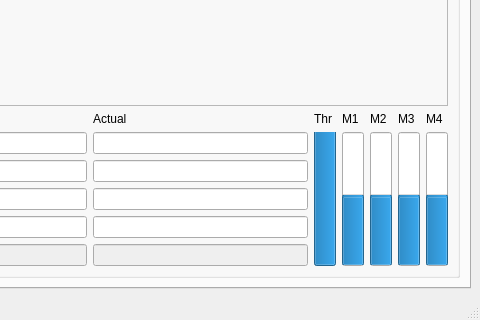
The window that sidan/Ui_main_G.ui (ninfeion/BBflight_clients_python_go) describes before a commit, drawn with Qt 5; both pictures show x 431 to 911 and y 439 to 759 of the 911 by 759 pixel window.
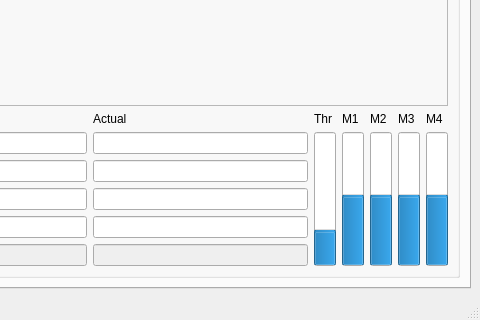
The same window after the commit. The open tabs and pages were chosen to show the change. Icons and pictures are not drawn.

Diff of the .ui file:
```diff
--- a/sidan/Ui_main_G.ui
+++ b/sidan/Ui_main_G.ui
@@ -448,21 +448,9 @@
                <item>
                 <layout class="QHBoxLayout" name="horizontalLayout_2_2_2">
                  <item>
-                  <widget class="QProgressBar" name="Thr_progressBar">
-                   <property name="enabled">
-                    <bool>true</bool>
-                   </property>
-                   <property name="sizePolicy">
-                    <sizepolicy hsizetype="Fixed" vsizetype="Preferred">
-                     <horstretch>0</horstretch>
-                     <verstretch>0</verstretch>
-                    </sizepolicy>
-                   </property>
+                  <widget class="QProgressBar" name="progressBar">
                    <property name="value">
-                    <number>100</number>
-                   </property>
-                   <property name="textVisible">
-                    <bool>false</bool>
+                    <number>24</number>
                    </property>
                    <property name="orientation">
                     <enum>Qt::Vertical</enum>
```
Left out of the diff: 8 changed lines with no effect on the pictures.
